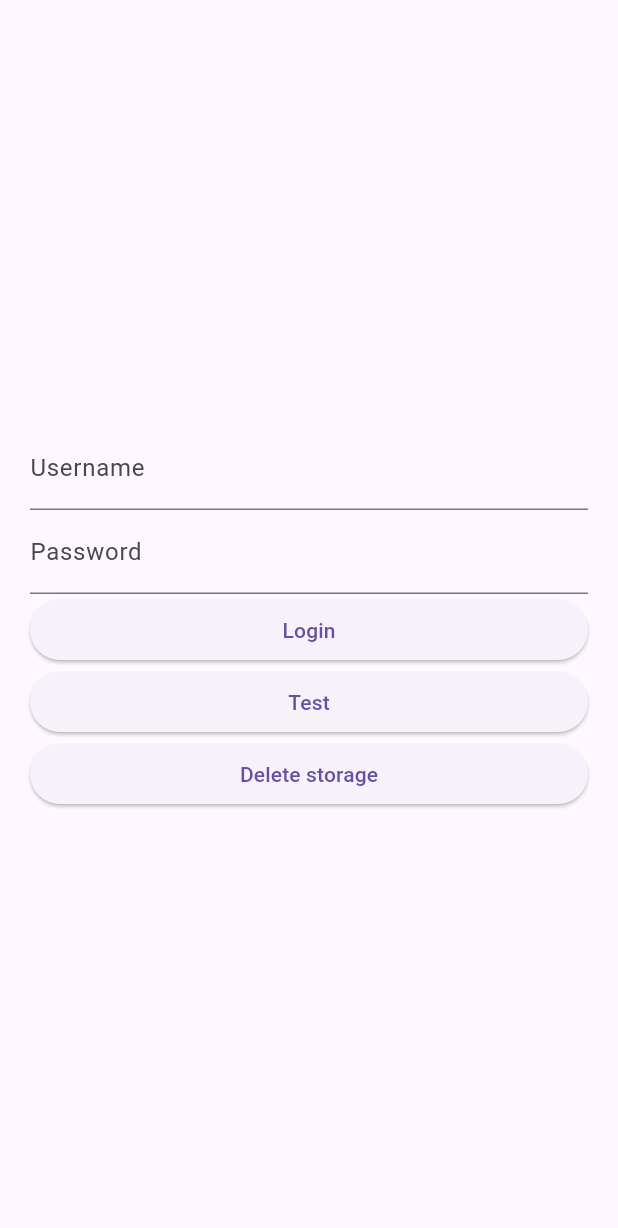
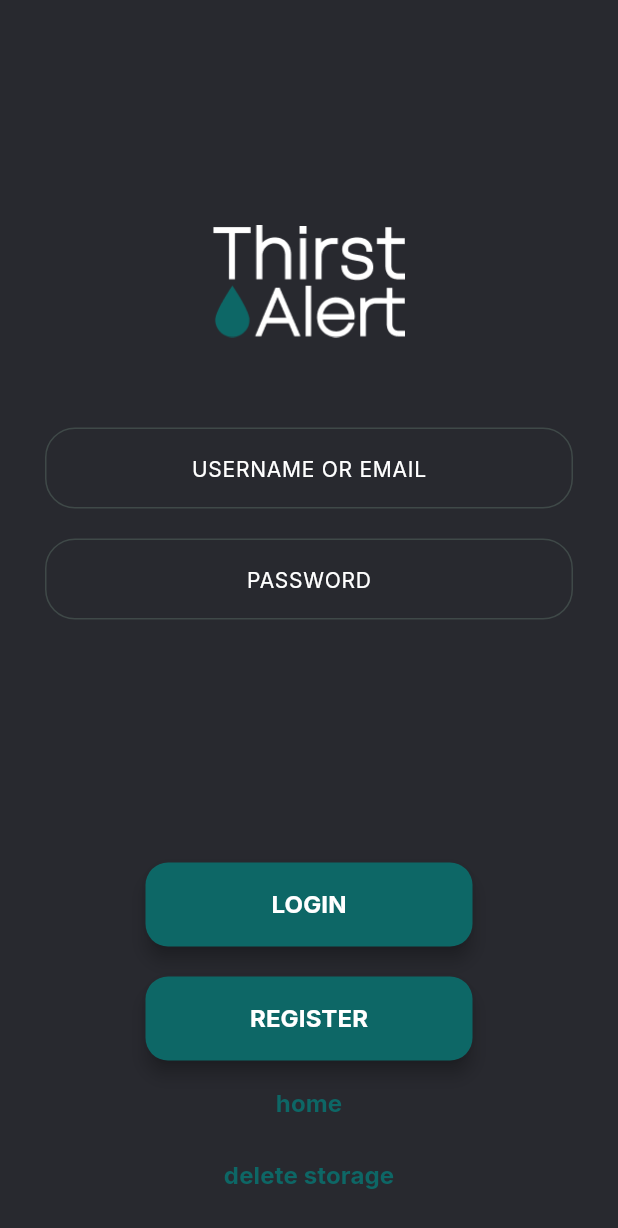
Before and after one commit to thirst-alert/thirst-alert-app, a Flutter app: the screen it shows after launch, on a phone screen of 412 x 824 dp. Shown: the top 1228 px of the screen. Run offline on Flutter 3.47's test engine with Material 3 defaults, Android fonts, the phone set to English and light mode, and no system bars; our stand-ins replace dio, flutter_dotenv, flutter_secure_storage, google_fonts, pretty_dio_logger.

Commit message:
Theme built, auth ui complete, home screen in progress

```diff
--- a/lib/main.dart
+++ b/lib/main.dart
@@ -2,6 +2,10 @@ import 'package:flutter/material.dart';
 import 'package:flutter_dotenv/flutter_dotenv.dart';
 import 'api.dart';
 import 'package:flutter_secure_storage/flutter_secure_storage.dart';
+import 'theme.dart';
+import 'screens/auth.dart';
+import 'screens/register.dart';
+import 'screens/home.dart';
 
 Future main() async {
   await dotenv.load();
@@ -14,94 +18,13 @@ class MyApp extends StatelessWidget {
   @override
   Widget build(BuildContext context) {
     return MaterialApp(
-      title: 'Login App',
-      theme: ThemeData(
-        primarySwatch: Colors.blue,
-      ),
-      home: const _LoginPage(),
+      title: 'Thirst Alert',
+      theme: myTheme,
+      routes: {
+        '/': (context) => const LoginScreen(),
+        '/register':(context) => const RegisterScreen(),
+        '/home': (context) => const HomeScreen(),
+     },
     );
   }
 }
-
-class _LoginPage extends StatefulWidget {
-  const _LoginPage();
-
-  @override
-  _LoginPageState createState() => _LoginPageState();
-}
-
-class _LoginPageState extends State<_LoginPage> {
-  final TextEditingController _usernameController = TextEditingController();
-  final TextEditingController _passwordController = TextEditingController();
-
-  Api api = Api();
-
-  @override
-  Widget build(BuildContext context) {
-    return Scaffold(
-      body: Padding(
-        padding: const EdgeInsets.symmetric(horizontal: 20.0, vertical: 50.0),
-        child: Column(
-          mainAxisAlignment: MainAxisAlignment.center,
-          children: [
-            TextField(
-              controller: _usernameController,
-              style: const TextStyle(),
-              decoration: const InputDecoration(
-                labelText: 'Username',
-                // errorText: _errorMessage.isNotEmpty ? _errorMessage : null,
-              ),
-            ),
-            TextField(
-              controller: _passwordController,
-              style: const TextStyle(),
-              decoration: const InputDecoration(
-                labelText: 'Password',
-              ),
-              obscureText: true,
-            ),
-            SizedBox(
-              width: double.infinity,
-              child: ElevatedButton(
-                onPressed: onLogin,
-                child: const Text('Login'),
-              ),
-            ),
-            SizedBox(
-              width: double.infinity,
-              child: ElevatedButton(
-                onPressed: onTest,
-                child: const Text('Test'),
-              ),
-            ),
-            SizedBox(
-              width: double.infinity,
-              child: ElevatedButton(
-                onPressed: onDelete,
-                child: const Text('Delete storage'),
-              ),
-            ),
-          ],
-        ),
-      ),
-    );
-  }
-
-  void onLogin() {
-    api.login({
-      'username': _usernameController.text,
-      'password': _passwordController.text,
-    });
-  }
-
-  void onTest() {
-    api.test()
-      .then((response) => {
-        print(response)
-      });
-  }
-
-  void onDelete() {
-    storage.deleteAll();
-  }
-}
--- /dev/null
+++ b/lib/screens/auth.dart
@@ -0,0 +1,104 @@
+import 'package:flutter/material.dart';
+import '../api.dart';
+
+class LoginScreen extends StatefulWidget {
+  const LoginScreen({super.key});
+
+  @override
+  LoginScreenState createState() => LoginScreenState();
+}
+
+class LoginScreenState extends State<LoginScreen> {
+  final TextEditingController _usernameController = TextEditingController();
+  final TextEditingController _passwordController = TextEditingController();
+
+  Api api = Api();
+
+  @override
+  Widget build(BuildContext context) {
+    return Scaffold(
+      resizeToAvoidBottomInset: false,
+      body: Padding(
+        padding: const EdgeInsets.symmetric(horizontal: 30, vertical: 150),
+        child: Column(
+          mainAxisAlignment: MainAxisAlignment.start,
+          children: [
+            Image.asset(
+              'lib/assets/thirst-alert-logo.png',
+              height: 75.0,
+            ),
+            const SizedBox(height: 60),
+            TextField(
+              controller: _usernameController,
+              decoration: const InputDecoration(
+                  label: Center(
+                  child: Text("USERNAME OR EMAIL"),
+                ),
+                // errorText: _errorMessage.isNotEmpty ? _errorMessage : null,
+              ),
+              textAlign: TextAlign.center,
+            ),
+            const SizedBox(height: 20),
+            TextField(
+              controller: _passwordController,
+              textAlign: TextAlign.center,
+              decoration: const InputDecoration(
+                  label: Center(
+                  child: Text("PASSWORD"),
+                ),
+              ),
+              obscureText: true,
+            ),
+          ],
+        ),
+      ),
+
+      floatingActionButton: Column(
+          mainAxisSize: MainAxisSize.min,
+          mainAxisAlignment: MainAxisAlignment.end,
+          children: [
+            ElevatedButton (
+              onPressed: onLogin,
+              child: const Text('LOGIN'),
+              ),
+            const SizedBox(height: 20),
+            ElevatedButton(
+              onPressed: onRegister,
+              child: const Text('REGISTER'),
+            ),
+            // MAKE HEIGHT 60 WHEN YOU REMOVE TEMP BUTTONS
+            const SizedBox(height: 5),
+            TextButton(
+              onPressed: onTest,
+              child: const Text('home'),
+            ),
+            TextButton(
+              onPressed: onDelete,
+              child: const Text('delete storage'),
+            ),
+          ],
+        ),
+        floatingActionButtonLocation: FloatingActionButtonLocation.centerFloat,
+      );
+    }
+
+  void onLogin() {
+    api.login({
+      'username': _usernameController.text,
+      'password': _passwordController.text,
+      });
+      Navigator.pushNamed(context, '/home');
+    }
+
+  void onRegister() {
+      Navigator.pushNamed(context, '/register');
+    }
+
+  void onTest() {
+        Navigator.pushNamed(context, '/home');
+    }
+
+  void onDelete() {
+      storage.deleteAll();
+    }
+  }
--- /dev/null
+++ b/lib/theme.dart
@@ -0,0 +1,116 @@
+import 'package:flutter/material.dart';
+import 'package:google_fonts/google_fonts.dart';
+
+const Color primary = Color(0xFF0D6766);
+const Color secondary = Color(0xFF113A3A);
+const Color text = Color(0xFFFFFFFF);
+const Color accent = Color(0xFF4FE0B5);
+const Color attention = Color(0xFFF03535);
+const Color surface = Color(0xFF28292F);
+const Color background = Color(0xFF191A1F);
+
+final ThemeData myTheme = ThemeData(
+    useMaterial3: true,
+    colorScheme: ColorScheme.fromSeed(
+      seedColor: primary,
+      primary: primary,
+      onPrimary: text,
+      primaryContainer: surface,
+      onPrimaryContainer: text,
+      secondary: secondary,
+      onSecondary: text,
+      tertiary: accent,
+      onTertiary: text,
+      tertiaryContainer: accent,
+      error: attention,
+      errorContainer: attention,
+      onError: text,
+      surface: surface,
+      onSurface: text,
+      shadow: background,
+      background: background,
+    ),
+    textTheme: TextTheme(
+      displayLarge: GoogleFonts.inter(fontSize: 16, fontWeight: FontWeight.bold, color: text),
+      displayMedium: GoogleFonts.inter(fontSize: 16, color: text),
+      displaySmall: GoogleFonts.inter(fontSize: 16, color: text),
+      headlineLarge: GoogleFonts.inter(fontSize: 16, color: text),
+      headlineMedium: GoogleFonts.inter(fontSize: 16, color: text),
+      headlineSmall: GoogleFonts.inter(fontSize: 16, color: text),
+      // target App Bars
+      titleLarge: GoogleFonts.inter(fontSize: 18, fontWeight: FontWeight.bold, color: text),
+      titleMedium: GoogleFonts.inter(fontSize: 16, color: text),
+      titleSmall: GoogleFonts.inter(fontSize: 16, color: text),
+      bodyLarge: GoogleFonts.inter(fontSize: 16, color: text),
+      bodyMedium: GoogleFonts.inter(fontSize: 16, color: text),
+      bodySmall: GoogleFonts.inter(fontSize: 16, color: text),
+      // targets Elevated Buttons
+      labelLarge: GoogleFonts.inter(fontSize: 16, color: text, fontWeight: FontWeight.bold),
+      labelMedium: GoogleFonts.inter(fontSize: 16, color: text),
+      labelSmall: GoogleFonts.inter(fontSize: 16, color: text),
+    ),
+
+    appBarTheme: const AppBarTheme(
+      color: background,
+      centerTitle: true,
+      iconTheme: IconThemeData(color: primary, size: 40),
+    ),
+
+
+    inputDecorationTheme: InputDecorationTheme(
+      border: OutlineInputBorder(
+      borderSide: const BorderSide(color: accent), // Customize border color
+      borderRadius: BorderRadius.circular(20),
+      ),
+      labelStyle: GoogleFonts.inter(fontSize: 14, color: text),
+      filled: true,
+      fillColor: surface,
+      contentPadding: const EdgeInsets.symmetric(vertical: 15.0),
+      alignLabelWithHint: true,
+      ),
+
+
+    elevatedButtonTheme: ElevatedButtonThemeData(
+      style: ButtonStyle(
+        backgroundColor: MaterialStateProperty.resolveWith<Color?>(
+          (Set<MaterialState> states) {
+            if (states.contains(MaterialState.disabled)) {
+              return secondary;
+            } else if (states.contains(MaterialState.error)) {
+              return attention;
+            } else {
+              return primary;
+            }
+          },
+        ),
+        elevation: MaterialStateProperty.resolveWith<double>(
+        (Set<MaterialState> states) {
+          return states.contains(MaterialState.disabled)
+              ? 0
+              : 5;
+          },
+        ),
+        foregroundColor: MaterialStateProperty.resolveWith<Color?>(
+          (Set<MaterialState> states) => text,
+        ),
+        shape: MaterialStateProperty.resolveWith<OutlinedBorder>(
+          (Set<MaterialState> states) => RoundedRectangleBorder(
+          borderRadius: BorderRadius.circular(15),
+          ),
+        ),
+        minimumSize: MaterialStateProperty.all<Size>(
+        const Size(218, 56),
+        ),
+      ),
+
+      //   padding: MaterialStateProperty.all<EdgeInsetsGeometry>(
+      //   const EdgeInsets.symmetric(horizontal: 0, vertical: 8.0),
+      // ),
+    )
+  );
+
+    // cardTheme: CardTheme(
+    //   shape: RoundedRectangleBorder(
+    //     borderRadius: BorderRadius.circular(4.0),
+    //   ),
+    //   color: accent,
--- a/pubspec.yaml
+++ b/pubspec.yaml
@@ -12,6 +12,7 @@ dependencies:
     sdk: flutter
   flutter_dotenv: ^5.1.0
   flutter_secure_storage: ^9.0.0
+  google_fonts: ^6.1.0
   pretty_dio_logger: ^1.3.1
 
 dev_dependencies:
@@ -23,3 +24,4 @@ flutter:
   uses-material-design: true
   assets:
     - .env
+    - lib/assets/
```
Also changed, not shown: lib/screens/home.dart (added, +107 -0 lines), lib/screens/register.dart (added, +103 -0 lines), lib/assets/a.png (added), lib/assets/b.jpg (added), lib/assets/thirst-alert-logo.png (added), pubspec.lock, 2 other files.
